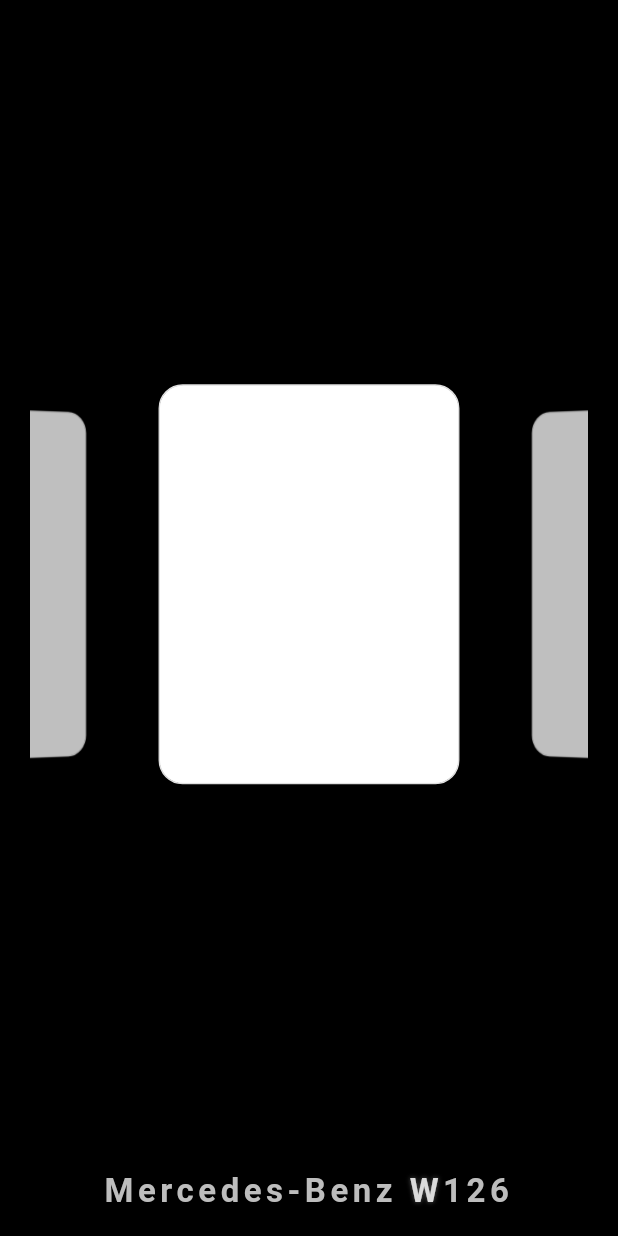
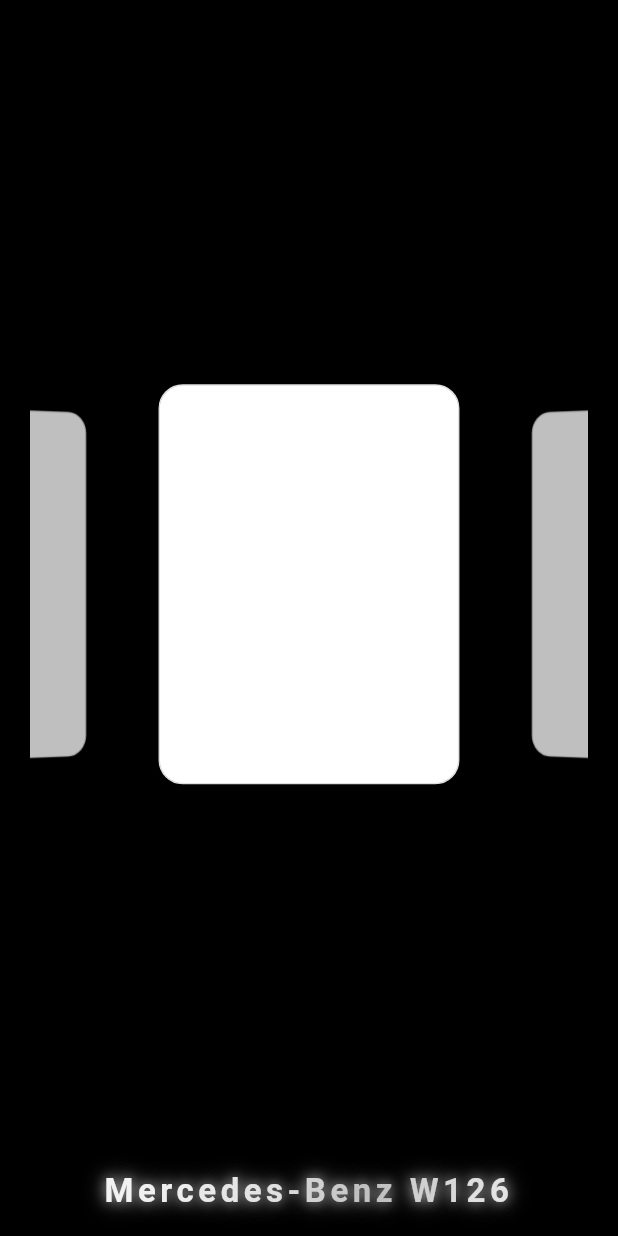
Before and after one commit to fqcwork2017/bug-out, a Flutter app: the screen it shows after launch, swiped to page 3, on a phone screen of 412 x 824 dp. Run offline on Flutter 3.47's test engine with Material 3 defaults, Android fonts, the light colour scheme and no system bars; our stand-ins replace flutter_riverpod, video_player.

Commit message:
feat:文案动效

```diff
--- a/lib/main.dart
+++ b/lib/main.dart
@@ -171,7 +171,7 @@ class _FLHomePageState extends State<FLHomePage> with TickerProviderStateMixin {
               padding: EdgeInsets.only(
                 bottom: MediaQuery.of(context).size.height < 700 ? 0.0 : 16.0, // 手机端紧挨画廊
               ),
-              child: _CharacterByCharacterColorizeText(
+              child: _ColorizeWaveText(
                 text: 'Mercedes-Benz W126',
                 animationController: _textAnimationController,
                 textStyle: Theme.of(context).textTheme.headlineSmall?.copyWith(
@@ -207,15 +207,6 @@ class _FLHomePageState extends State<FLHomePage> with TickerProviderStateMixin {
                     ),
                   ],
                 ),
-                colors: [
-                  Colors.white,
-                  Colors.grey.shade100,
-                  Colors.grey.shade600,
-                  Colors.white,
-                  Colors.grey.shade500,
-                  Colors.grey.shade200,
-                  Colors.white,
-                ],
               ),
             ),
           ],
@@ -360,102 +351,80 @@ class _GalleryCardState extends State<_GalleryCard> {
   }
 }
 
-// 从左到右逐个字符变化的颜色动画组件
-class _CharacterByCharacterColorizeText extends StatelessWidget {
+// Colorize 模式的波浪文字动画组件
+class _ColorizeWaveText extends StatelessWidget {
   final String text;
   final AnimationController animationController;
   final TextStyle textStyle;
-  final List<Color> colors;
 
-  const _CharacterByCharacterColorizeText({
+  const _ColorizeWaveText({
     required this.text,
     required this.animationController,
     required this.textStyle,
-    required this.colors,
   });
 
   @override
   Widget build(BuildContext context) {
+    // Colorize 颜色列表：银色到白色的渐变
+    final List<Color> colors = [
+      Colors.grey.shade400,  // 银色
+      Colors.grey.shade300,
+      Colors.grey.shade200,
+      Colors.grey.shade100,
+      Colors.white,
+      Colors.grey.shade100,
+      Colors.grey.shade200,
+      Colors.grey.shade300,
+      Colors.grey.shade400,  // 回到银色
+    ];
+
     return AnimatedBuilder(
       animation: animationController,
       builder: (context, child) {
+        final double rawValue = animationController.value;
+
+        // 判断是否在最后显示白色阶段
+        final bool isFinalWhite = rawValue >= 5.0 / 6.0;
+
         return Text.rich(
           TextSpan(
             children: List.generate(text.length, (index) {
-              final double rawValue = animationController.value;
-              final bool isLastChar = index == text.length - 1;
+              Color currentColor;
 
-              Color currentColor;
-              double intensity;
-
-              if (rawValue >= 5.0 / 6.0) {
-                // 暂停阶段：所有字符都是白色（最后1/6的时间，即1秒）
-                intensity = 1.0;
+              if (isFinalWhite) {
+                // 最后阶段：所有字符都是白色
                 currentColor = Colors.white;
               } else {
-                // 波浪动画阶段
-                final double waveDuration = 4.0 / 6.0; // 波浪动画占4/6的时间
-                final int totalChars = text.length;
-                final int waveChars = totalChars - 1; // 除最后一个字外的字符数
+                // Colorize 波浪阶段：颜色从左到右波浪式移动
+                final double waveDuration = 5.0 / 6.0; // 波浪动画占5/6的时间
+                final double normalizedProgress = rawValue / waveDuration;
 
-                if (isLastChar) {
-                  // 最后一个字：当其他字都变白后才开始变白
-                  final double lastCharStartTime = waveDuration * 0.85; // 在85%时开始变白
+                // 计算该字符在波浪中的位置
+                // 从左到右，每个字符有偏移，形成波浪效果
+                final double charOffset = index / text.length;
+                final double wavePosition = (normalizedProgress * 2.0 + charOffset) % 2.0;
 
-                  if (rawValue < lastCharStartTime) {
-                    // 最后一个字保持银色
-                    intensity = 0.0;
-                    currentColor = Colors.grey.shade400;
-                  } else {
-                    // 最后一个字开始变白
-                    final double lastCharProgress = (rawValue - lastCharStartTime) / (5.0 / 6.0 - lastCharStartTime);
-                    intensity = lastCharProgress.clamp(0.0, 1.0);
-                    currentColor = Color.lerp(
-                      Colors.grey.shade400,
-                      Colors.white,
-                      intensity,
-                    )!;
-                  }
-                } else {
-                  // 除最后一个字外：每个字在特定时间段变白，下一个字开始时立即变回银色
-                  // 计算每个字符变白的开始时间和持续时间
-                  final double charStartProgress = index / waveChars; // 从左到右的顺序
-                  final double charDuration = 1.0 / waveChars; // 每个字符占用的时间比例
-                  final double charStartTime = charStartProgress * waveDuration;
-                  final double charEndTime = charStartTime + charDuration * waveDuration;
+                // 将波浪位置映射到颜色列表索引
+                final double colorProgress = wavePosition / 2.0;
+                final double colorIndex = colorProgress * (colors.length - 1);
 
-                  if (rawValue < charStartTime) {
-                    // 还没轮到，保持银色
-                    intensity = 0.0;
-                    currentColor = Colors.grey.shade400;
-                  } else if (rawValue >= charEndTime) {
-                    // 已经过了变白时间，立即变回银色
-                    intensity = 0.0;
-                    currentColor = Colors.grey.shade400;
-                  } else {
-                    // 变白过程中
-                    final double charProgress = (rawValue - charStartTime) / (charEndTime - charStartTime);
-                    intensity = charProgress.clamp(0.0, 1.0);
-                    currentColor = Color.lerp(
-                      Colors.grey.shade400, // 银色
-                      Colors.white, // 白色
-                      intensity,
-                    )!;
-                  }
-                }
+                // 获取当前颜色和下一个颜色进行插值
+                final int colorIndexFloor = colorIndex.floor();
+                final int colorIndexCeil = (colorIndex.ceil()).clamp(0, colors.length - 1);
+                final double lerpValue = colorIndex - colorIndexFloor;
+
+                // 颜色插值，实现平滑的 Colorize 效果
+                currentColor = Color.lerp(
+                  colors[colorIndexFloor.clamp(0, colors.length - 1)],
+                  colors[colorIndexCeil],
+                  lerpValue,
+                ) ?? Colors.white;
               }
 
               return TextSpan(
                 text: text[index],
                 style: textStyle.copyWith(
                   color: currentColor,
-                  shadows: [
-                    Shadow(
-                      blurRadius: 8.0 * intensity,
-                      color: Colors.white.withOpacity(intensity * 0.8),
-                      offset: Offset(0, 0),
-                    ),
-                  ],
                 ),
               );
             }),
```
